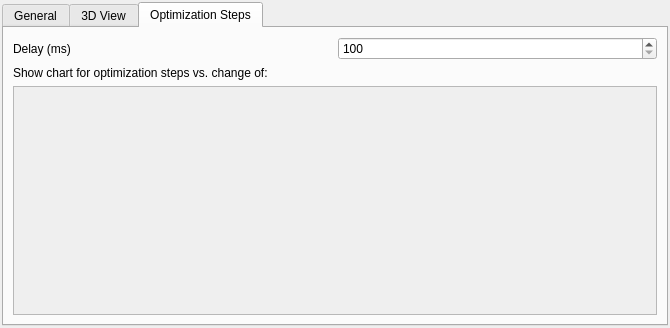
First picture: the form in modules/FiAKEr/FiAKErSettings.ui, repository 3dct/open_iA, before the edit.
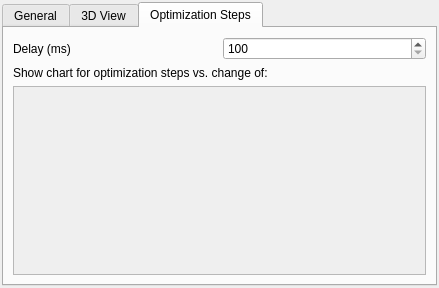
Second picture: the form after the edit. The open tabs and pages were chosen to show the change.

Commit message: FIAKER: Fix tab order in settings dlg

```diff
--- a/modules/FiAKEr/FiAKErSettings.ui
+++ b/modules/FiAKEr/FiAKErSettings.ui
@@ -6,8 +6,8 @@
    <rect>
     <x>0</x>
     <y>0</y>
-    <width>670</width>
-    <height>328</height>
+    <width>439</width>
+    <height>288</height>
    </rect>
   </property>
   <layout class="QHBoxLayout" name="horizontalLayout">
@@ -530,8 +530,8 @@
            <rect>
             <x>0</x>
             <y>0</y>
-            <width>640</width>
-            <height>230</height>
+            <width>98</width>
+            <height>28</height>
            </rect>
           </property>
           <layout class="QVBoxLayout" name="verticalLayout_2">
```
Left out of the diff: 31 changed lines with no effect on the pictures.
